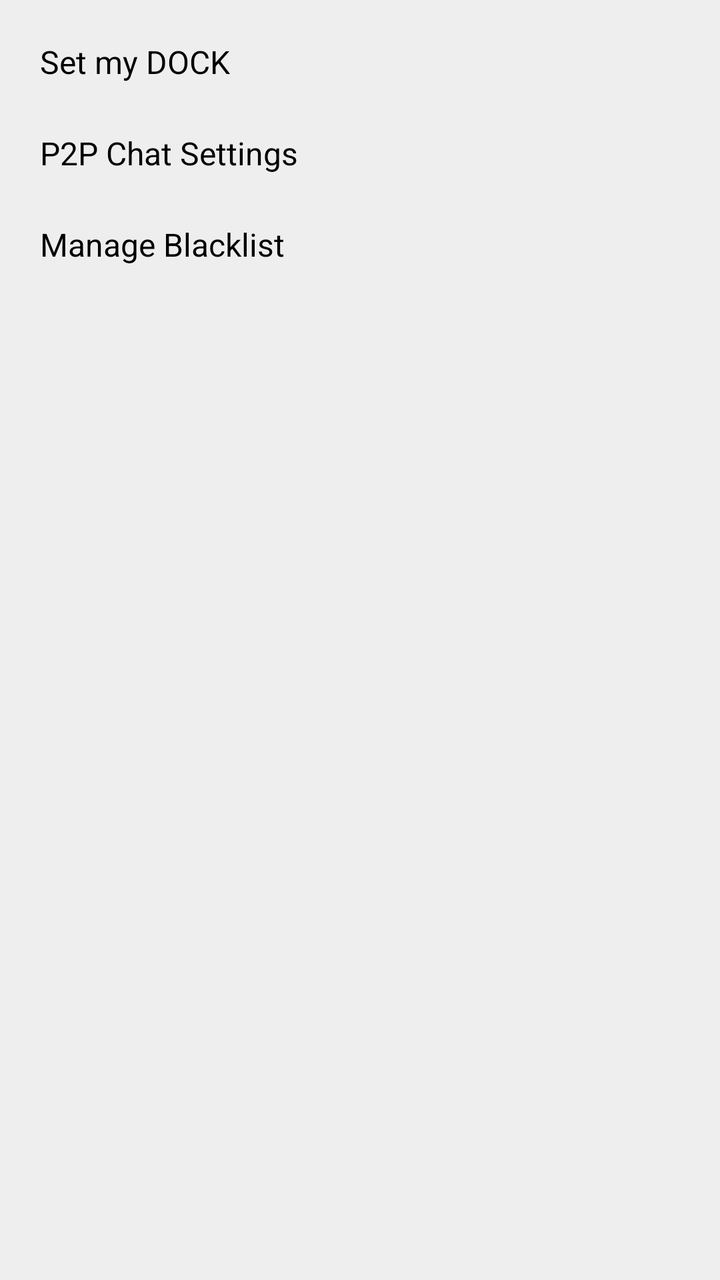
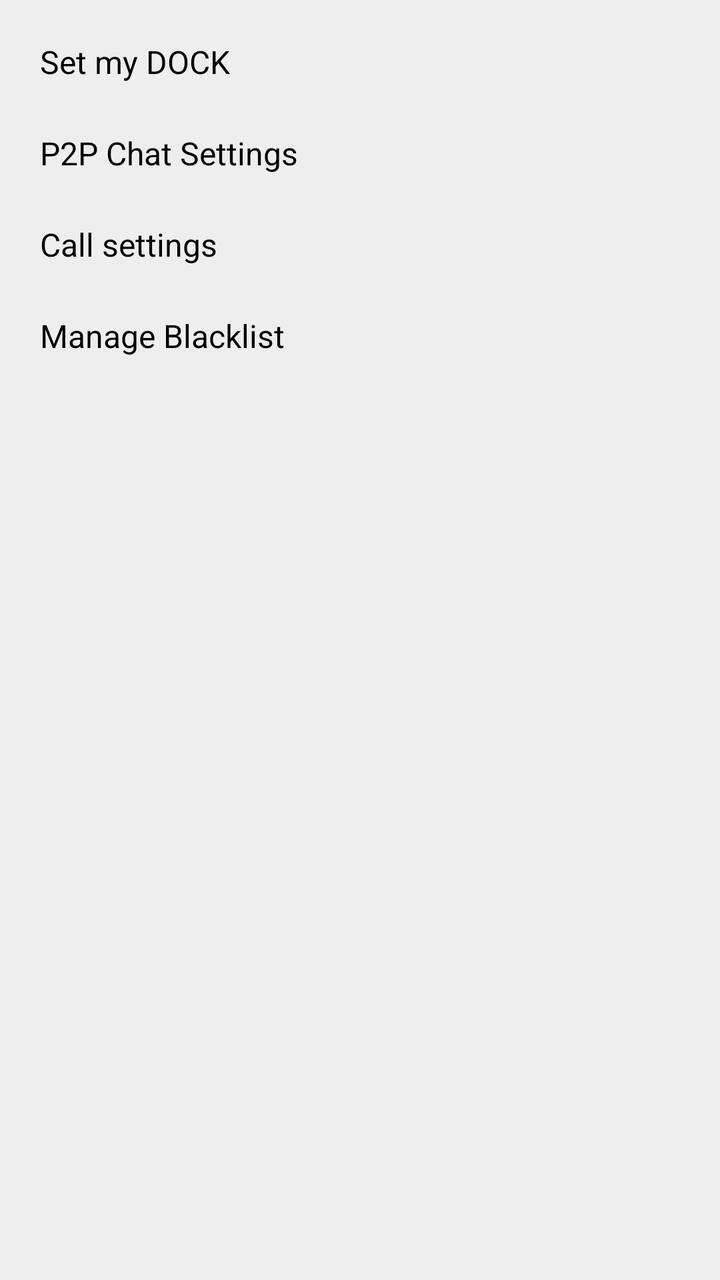

Compare the two renders of this Android layout. The source of the first and the diff that turns it into the second are given below.
<!-- AndroidManifest.xml: application theme Theme.Freer -->
<!-- res/layout/popup_talk_menu.xml -->
<?xml version="1.0" encoding="utf-8"?>
<LinearLayout xmlns:android="http://schemas.android.com/apk/res/android"
    android:layout_width="wrap_content"
    android:layout_height="wrap_content"
    android:orientation="vertical"
    android:background="@color/background_light"
    android:padding="8dp">

    <TextView
        android:id="@+id/menu_setup_home"
        android:layout_width="match_parent"
        android:layout_height="wrap_content"
        android:text="@string/set_my_dock"
        android:textSize="16sp"
        android:textColor="@color/text"
        android:padding="12dp"
        android:background="?android:attr/selectableItemBackground"
        android:clickable="true"
        android:focusable="true" />

    <TextView
        android:id="@+id/menu_privacy_settings"
        android:layout_width="match_parent"
        android:layout_height="wrap_content"
        android:text="@string/p2p_chat_settings"
        android:textSize="16sp"
        android:textColor="@color/text"
        android:padding="12dp"
        android:background="?android:attr/selectableItemBackground"
        android:clickable="true"
        android:focusable="true" />

    <TextView
        android:id="@+id/menu_manage_blacklist"
        android:layout_width="match_parent"
        android:layout_height="wrap_content"
        android:text="@string/manage_blacklist"
        android:textSize="16sp"
        android:textColor="@color/text"
        android:padding="12dp"
        android:background="?android:attr/selectableItemBackground"
        android:clickable="true"
        android:focusable="true" />

</LinearLayout>
<!-- resources referenced by this layout -->
<resources>
  <color name="background_light">#EEEEEE</color>
  <color name="text">#000000</color>
  <string name="manage_blacklist">Manage Blacklist</string>
  <string name="p2p_chat_settings">P2P Chat Settings</string>
  <string name="set_my_dock">Set my DOCK</string>
  <style name="Theme.Freer" parent="Base.Theme.Freer" />
  <style name="Base.Theme.Freer" parent="Theme.Material3.DayNight.NoActionBar">
          <item name="colorPrimary">#2196F3</item>
          <item name="colorAccent">#2196F3</item>
          <item name="android:windowBackground">#FFFFFF</item>
          
          <item name="android:windowLayoutInDisplayCutoutMode">shortEdges</item>
          <item name="android:enforceNavigationBarContrast">false</item>
          <item name="android:enforceStatusBarContrast">false</item>
          <item name="android:statusBarColor">@android:color/transparent</item>
          <item name="android:navigationBarColor">@android:color/transparent</item>
          <item name="android:windowLightStatusBar">true</item>
          <item name="android:windowLightNavigationBar">true</item>
      </style>
</resources>

<!-- the commit's change to res/layout/popup_talk_menu.xml (unified diff, before → after) -->
@@ -31,6 +31,18 @@
         android:focusable="true" />
 
     <TextView
+        android:id="@+id/menu_call_settings"
+        android:layout_width="match_parent"
+        android:layout_height="wrap_content"
+        android:text="@string/call_settings"
+        android:textSize="16sp"
+        android:textColor="@color/text"
+        android:padding="12dp"
+        android:background="?android:attr/selectableItemBackground"
+        android:clickable="true"
+        android:focusable="true" />
+
+    <TextView
         android:id="@+id/menu_manage_blacklist"
         android:layout_width="match_parent"
         android:layout_height="wrap_content"
<!-- resource entries referenced after the edit -->
@@ -2,6 +2,7 @@
 <resources>
   <color name="background_light">#EEEEEE</color>
   <color name="text">#000000</color>
+  <string name="call_settings">Call settings</string>
   <string name="manage_blacklist">Manage Blacklist</string>
   <string name="p2p_chat_settings">P2P Chat Settings</string>
   <string name="set_my_dock">Set my DOCK</string>
